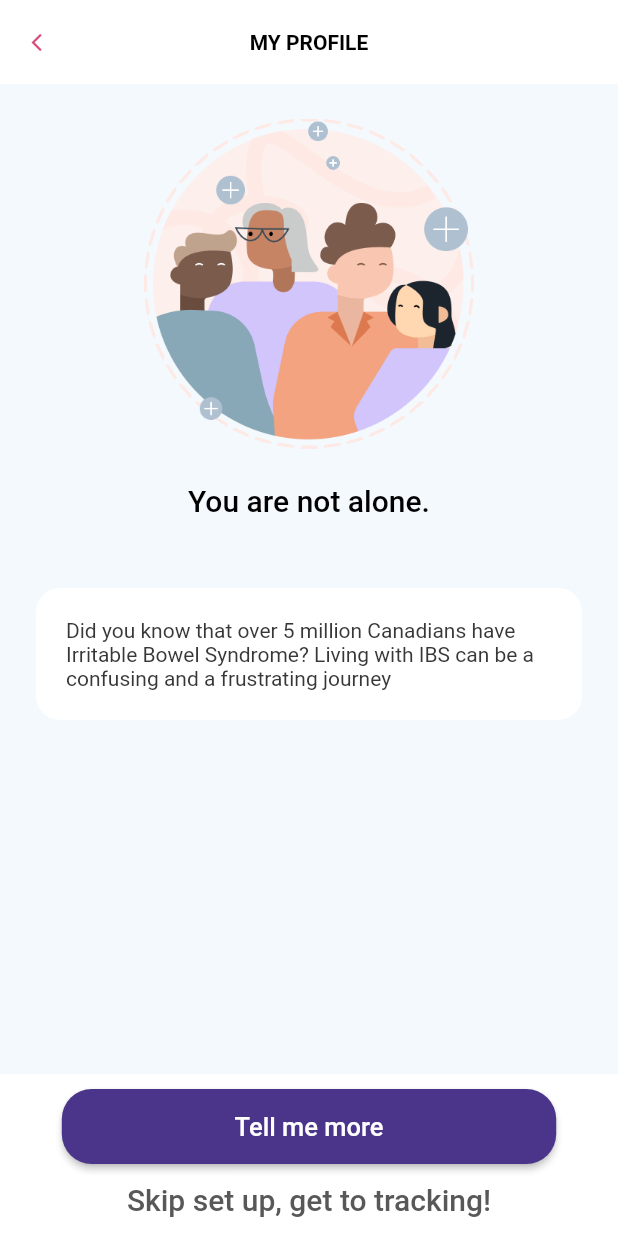
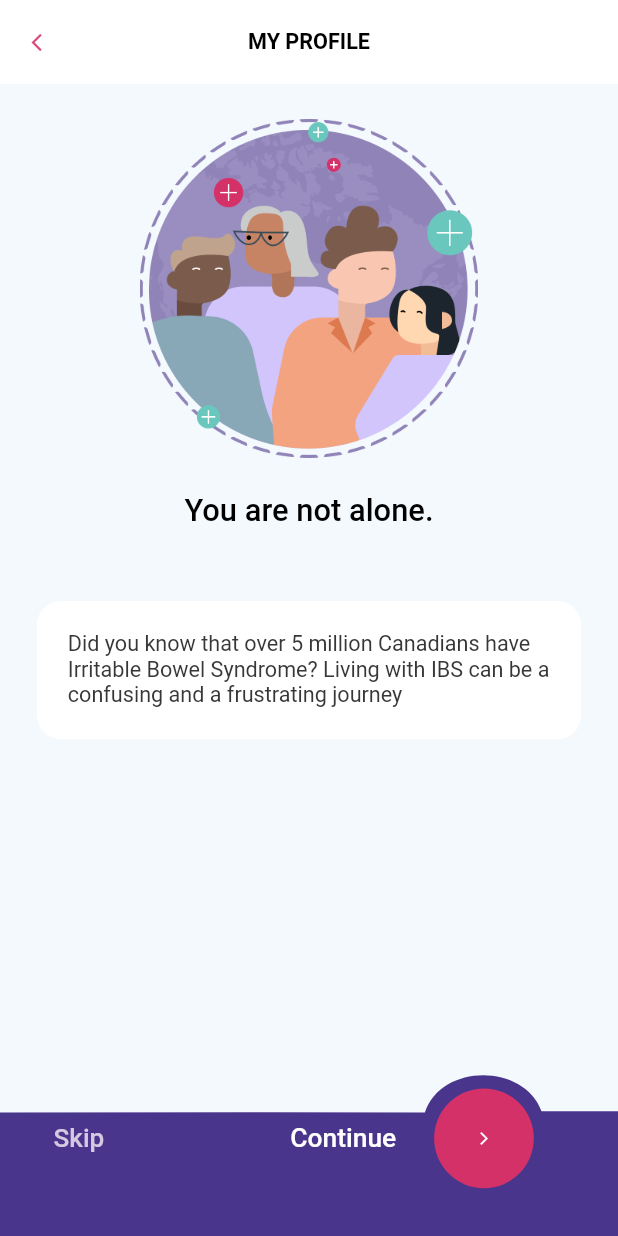
Before and after one commit to rajavikramsingh27/IBS, a Flutter app: the MyProfileStep1 screen opened by its route, on a phone screen of 412 x 824 dp. Run offline on Flutter 3.47's test engine with Material 2 defaults, Android fonts, the light colour scheme and no system bars; our stand-ins replace connectivity, get; Roboto replaces fonts that are missing (Roboto-Medium, Roboto-Regular).

Commit message:
onboarding_in progress

```diff
--- a/lib/main.dart
+++ b/lib/main.dart
@@ -15,7 +15,7 @@ class IBS extends StatelessWidget {
   Widget build(BuildContext context) {
     return GetMaterialApp(
       debugShowCheckedModeBanner: false,
-      initialRoute: symptoms,
+      initialRoute: splash,
       defaultTransition: Transition.fade,
       getPages: NavRouter.generateRoute,
       title: AppStrings.appName,
@@ -28,6 +28,7 @@ class IBS extends StatelessWidget {
         primaryColor: AppColors.primaryColor,
         // textTheme: GoogleFonts.redHatDisplayTextTheme(),
         //    primarySwatch: AppColors.primaryColor,
+         splashColor: Colors.transparent,
         visualDensity: VisualDensity.adaptivePlatformDensity,
       ),
     );
--- a/lib/screens/my_profile/MyProfileStep1.dart
+++ b/lib/screens/my_profile/MyProfileStep1.dart
@@ -1,3 +1,5 @@
+import 'dart:math';
+
 import 'package:flutter/gestures.dart';
 import 'package:flutter/material.dart';
 import 'package:flutter_ibs/controllers/my_profile/MyProfileController.dart';
@@ -8,6 +10,7 @@ import 'package:flutter_ibs/utils/DummyData.dart';
 import 'package:flutter_ibs/utils/ScreenConstants.dart';
 import 'package:flutter_ibs/utils/TextStyles.dart';
 import 'package:flutter_ibs/widget/CustomElevatedButton.dart';
+import 'package:flutter_ibs/widget/CustomPainters.dart';
 import 'package:flutter_ibs/widget/LeadingBackButton.dart';
 import 'package:get/get.dart';
 
@@ -34,50 +37,96 @@ class MyProfileStep1 extends StatelessWidget {
             style: TextStyles.appBarTitle,
           ),
         ),
-        bottomNavigationBar: Obx(() => _controller.pagecount.value <= 1
-            ? Container(
-                color: Colors.white,
-                child: Column(
-                  mainAxisSize: MainAxisSize.min,
-                  mainAxisAlignment: MainAxisAlignment.end,
+        bottomNavigationBar: Container(
+          child: Stack(children: [
+              CustomPaint(
+                  painter: BottomCustomPainter(),
+                  size: Size(context.mediaQuerySize.width,
+                      context.mediaQuerySize.height * 0.2)),
+              Positioned(
+                bottom: ScreenConstant.defaultHeightFifteen,
+                left: ScreenConstant.defaultWidthTwenty,
+                child: Row(
                   children: [
-                    SizedBox(height: ScreenConstant.defaultHeightTen),
-                    CustomElevatedButton(
-                      widthFactor: 0.8,
-                      text: "Tell me more",
-                      onTap: () {
-                        _controller.pagecount.value++;
-                        print("count:${_controller.pagecount.value}");
-                      },
+                    TextButton(
+                      onPressed: () {},
+                      child: Text("Skip",
+                          style: TextStyles.textStyleRegular.apply(
+                              color: AppColors.colorSkipButton,
+                              fontSizeDelta: 3)),
                     ),
-                    TextButton(
-                        onPressed: () {},
-                        child: Text("Skip set up, get to tracking!",
+                    SizedBox(width: ScreenConstant.defaultWidthNinetyEight),
+                     TextButton(
+                        onPressed: () {
+                          _controller.pagecount.value++;
+                        },
+                        child: Text("Continue",
                             style: TextStyles.textStyleIntroDescription.apply(
-                              color: AppColors.colorskip_also_proceed,
-                            )))
+                                color: AppColors.white, fontSizeDelta: -3)),
+                      ),
+
+                    // SizedBox(width: ScreenConstant.defaultWidthTwenty ),
+                   InkWell(
+                        onTap: () {
+                          _controller.pagecount.value++;
+                        },
+                        child: Container(
+                            width: ScreenConstant.defaultWidthNinetyEight,
+                            height: ScreenConstant.defaultHeightNinetyEight,
+                            child: _buildCircleAvatar()),
+                      ),
+
                   ],
                 ),
-              )
-            : _controller.pagecount.value == 2 ||
-                    _controller.pagecount.value == 3
-                ? Container(
-                    padding: ScreenConstant.spacingAllLarge,
-                    color: Colors.white,
-                    child: CustomElevatedButton(
-                      widthFactor: 0.8,
-                      text: "Continue",
-                      onTap: () {
-                        if (_controller.pagecount.value == 2)
-                          _controller.pagecount.value++;
-                        else {
-                          Get.toNamed(signup);
-                        }
-                        print("count:${_controller.pagecount.value}");
-                      },
-                    ),
-                  )
-                : Offstage()),
+              ),
+            ]),
+        ),
+
+
+        // Obx(() => _controller.pagecount.value <= 1
+        //     ? Container(
+        //         color: Colors.white,
+        //         child: Column(
+        //           mainAxisSize: MainAxisSize.min,
+        //           mainAxisAlignment: MainAxisAlignment.end,
+        //           children: [
+        //             SizedBox(height: ScreenConstant.defaultHeightTen),
+        //             CustomElevatedButton(
+        //               widthFactor: 0.8,
+        //               text: "Tell me more",
+        //               onTap: () {
+        //                 _controller.pagecount.value++;
+        //                 print("count:${_controller.pagecount.value}");
+        //               },
+        //             ),
+        //             TextButton(
+        //                 onPressed: () {},
+        //                 child: Text("Skip set up, get to tracking!",
+        //                     style: TextStyles.textStyleIntroDescription.apply(
+        //                       color: AppColors.colorskip_also_proceed,
+        //                     )))
+        //           ],
+        //         ),
+        //       )
+        //     : _controller.pagecount.value == 2 ||
+        //             _controller.pagecount.value == 3
+        //         ? Container(
+        //             padding: ScreenConstant.spacingAllLarge,
+        //             color: Colors.white,
+        //             child: CustomElevatedButton(
+        //               widthFactor: 0.8,
+        //               text: "Continue",
+        //               onTap: () {
+        //                 if (_controller.pagecount.value == 2)
+        //                   _controller.pagecount.value++;
+        //                 else {
+        //                   Get.toNamed(signup);
+        //                 }
+        //                 print("count:${_controller.pagecount.value}");
+        //               },
+        //             ),
+        //           )
+        //         : Offstage()),
         body: Obx(() => Stack(
               children: [_toggleView(_controller.pagecount.value)],
             )));
@@ -109,7 +158,7 @@ class MyProfileStep1 extends StatelessWidget {
       children: [
         SizedBox(height: ScreenConstant.defaultHeightTwentyThree),
         Center(
-            child: Image.asset(Assets.mprofile1,
+            child: Image.asset(Assets.myProfile1,
                 width: ScreenConstant.defaultHeightTwoHundredTen)),
         SizedBox(height: ScreenConstant.defaultHeightTwentyThree),
         Text("You are not alone.",
@@ -143,7 +192,7 @@ class MyProfileStep1 extends StatelessWidget {
       children: [
         SizedBox(height: ScreenConstant.defaultHeightTwentyThree),
         Center(
-            child: Image.asset(Assets.mprofile2,
+            child: Image.asset(Assets.myProfile2,
                 width: ScreenConstant.defaultHeightTwoHundredTen)),
         SizedBox(height: ScreenConstant.defaultHeightTwentyThree),
         Text("Your journey begins today.",
@@ -178,7 +227,7 @@ class MyProfileStep1 extends StatelessWidget {
       children: [
         SizedBox(height: ScreenConstant.defaultHeightTwentyThree),
         Center(
-            child: Image.asset(Assets.mprofile3,
+            child: Image.asset(Assets.myProfile3,
                 width: ScreenConstant.defaultHeightTwoHundredTen)),
         SizedBox(height: ScreenConstant.defaultHeightTwentyThree),
         Text("First, let's understood more \n about you.",
@@ -205,34 +254,34 @@ class MyProfileStep1 extends StatelessWidget {
           ),
         ),
         SizedBox(height: ScreenConstant.defaultHeightTwentyThree),
-        Padding(
-          padding: ScreenConstant.spacingAllLarge,
-          child: Row(
-            children: [
-              Expanded(
-                child: CustomElevatedButton2(
-                  onTap: () {
-                    _controller.pagecount.value++;
-                  },
-                  text: "Yes, I have",
-                  textColor: Colors.white,
-                  buttonColor: AppColors.colorYesButton,
-                ),
-              ),
-              SizedBox(width: ScreenConstant.defaultWidthTwenty),
-              Expanded(
-                child: CustomElevatedButton2(
-                  onTap: () {
-                    Get.toNamed(myprofile2);
-                  },
-                  text: "No, not yet",
-                  textColor: AppColors.colorButton,
-                  buttonColor: Colors.white,
-                ),
-              )
-            ],
-          ),
-        )
+        // Padding(
+        //   padding: ScreenConstant.spacingAllLarge,
+        //   child: Row(
+        //     children: [
+        //       Expanded(
+        //         child: CustomElevatedButton2(
+        //           onTap: () {
+        //             _controller.pagecount.value++;
+        //           },
+        //           text: "Yes, I have",
+        //           textColor: Colors.white,
+        //           buttonColor: AppColors.colorYesButton,
+        //         ),
+        //       ),
+        //       SizedBox(width: ScreenConstant.defaultWidthTwenty),
+        //       Expanded(
+        //         child: CustomElevatedButton2(
+        //           onTap: () {
+        //             Get.toNamed(myprofile2);
+        //           },
+        //           text: "No, not yet",
+        //           textColor: AppColors.colorButton,
+        //           buttonColor: Colors.white,
+        //         ),
+        //       )
+        //     ],
+        //   ),
+        // )
       ],
     );
   }
@@ -443,4 +492,23 @@ class MyProfileStep1 extends StatelessWidget {
       ),
     );
   }
+
+  Widget _buildCircleAvatar() {
+    return LayoutBuilder(
+      builder: (context, constraints) {
+        final radius = min(constraints.maxHeight / 3, constraints.maxWidth / 3);
+        return Center(
+          child: CircleAvatar(
+            radius: radius,
+            backgroundColor: AppColors.colorArrowButton,
+            child: Icon(
+              Icons.arrow_forward_ios,
+              size: 10,
+              color: Colors.white,
+            ),
+          ),
+        );
+      },
+    );
+  }
 }
--- a/lib/utils/Assets.dart
+++ b/lib/utils/Assets.dart
@@ -4,6 +4,9 @@ class Assets {
   static const String mprofile1 = "$baseImage/my_profile/mprofile1.png";
   static const String mprofile2 = "$baseImage/my_profile/mprofile2.png";
   static const String mprofile3 = "$baseImage/my_profile/mprofile3.png";
+  static const String myProfile1 = "$baseImage/my_profile/myProfile1.png";
+  static const String myProfile2 = "$baseImage/my_profile/myProfile2.png";
+  static const String myProfile3 = "$baseImage/my_profile/myProfile3.png";
 
 //ibs type
   static const String ibTypeC = "$baseImage/ibs_type/constipation.png";
--- a/lib/utils/Colors.dart
+++ b/lib/utils/Colors.dart
@@ -43,6 +43,9 @@ class AppColors {
   static const Color colorCardSeen = const Color(0xFFF8FAFF);
   static const Color colorBottomNavText= const Color(0xFF6C6582);
 
+  static const Color colorSkipButton = const Color(0xFFD5C9E1);
+  static const Color colorArrowButton = const Color(0xFFD43169);
+
 
 
 
```
Also changed, not shown: lib/widget/CustomPainters.dart (added, +37 -0 lines), assets/images/my_profile/myProfile1.png (added), assets/images/my_profile/myProfile2.png (added), assets/images/my_profile/myProfile3.png (added).
